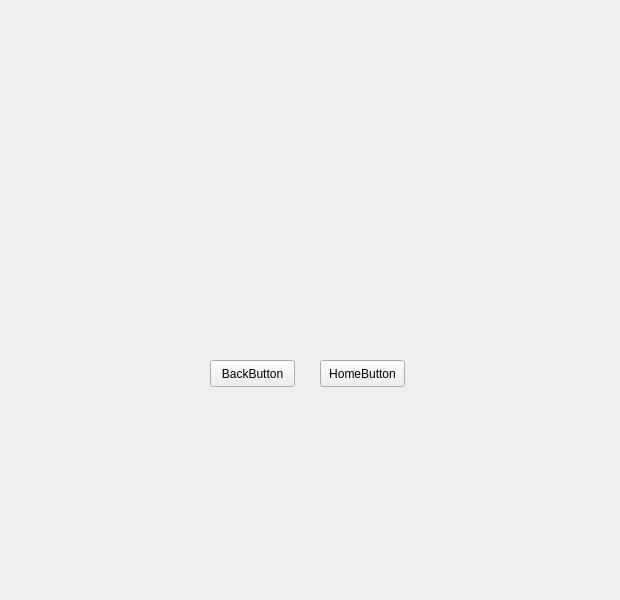
First picture: the form in android/android-emu/android/skin/qt/extended-pages/tv-remote-page.ui, repository aosp-mirror/platform_external_qemu, before the edit.
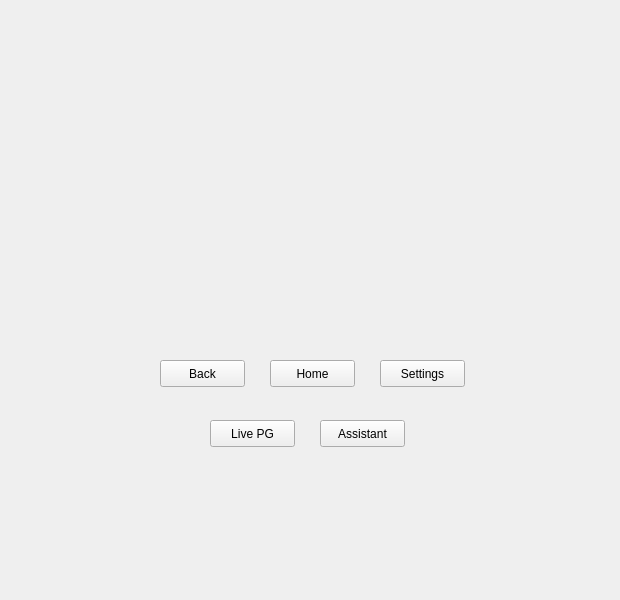
Second picture: the form after the edit. Icons and pictures are not drawn.

Commit message:
Added the Settings, Program Guide and Assistant buttons.
The functionality of these buttons is provided through adb commandsl.

The edit to the form file:
```diff
--- a/android/android-emu/android/skin/qt/extended-pages/tv-remote-page.ui
+++ b/android/android-emu/android/skin/qt/extended-pages/tv-remote-page.ui
@@ -191,27 +191,69 @@
   <widget class="QPushButton" name="tvRemote_backButton">
    <property name="geometry">
     <rect>
-     <x>210</x>
+     <x>160</x>
      <y>360</y>
      <width>85</width>
      <height>27</height>
     </rect>
    </property>
    <property name="text">
-    <string>BackButton</string>
+    <string>Back</string>
    </property>
   </widget>
   <widget class="QPushButton" name="tvRemote_homeButton">
    <property name="geometry">
     <rect>
+     <x>270</x>
+     <y>360</y>
+     <width>85</width>
+     <height>27</height>
+    </rect>
+   </property>
+   <property name="text">
+    <string>Home</string>
+   </property>
+   <property name="shortcut">
+    <string>Ctrl+S</string>
+   </property>
+  </widget>
+  <widget class="QPushButton" name="tvRemote_settingsButton">
+   <property name="geometry">
+    <rect>
+     <x>380</x>
+     <y>360</y>
+     <width>85</width>
+     <height>27</height>
+    </rect>
+   </property>
+   <property name="text">
+    <string>Settings</string>
+   </property>
+  </widget>
+  <widget class="QPushButton" name="tvRemote_programGuideButton">
+   <property name="geometry">
+    <rect>
+     <x>210</x>
+     <y>420</y>
+     <width>85</width>
+     <height>27</height>
+    </rect>
+   </property>
+   <property name="text">
+    <string>Live PG</string>
+   </property>
+  </widget>
+  <widget class="QPushButton" name="tvRemote_assistantButton">
+   <property name="geometry">
+    <rect>
      <x>320</x>
-     <y>360</y>
+     <y>420</y>
      <width>85</width>
      <height>27</height>
     </rect>
    </property>
    <property name="text">
-    <string>HomeButton</string>
+    <string>Assistant</string>
    </property>
   </widget>
  </widget>
```
The commit also changes 3 other files.
